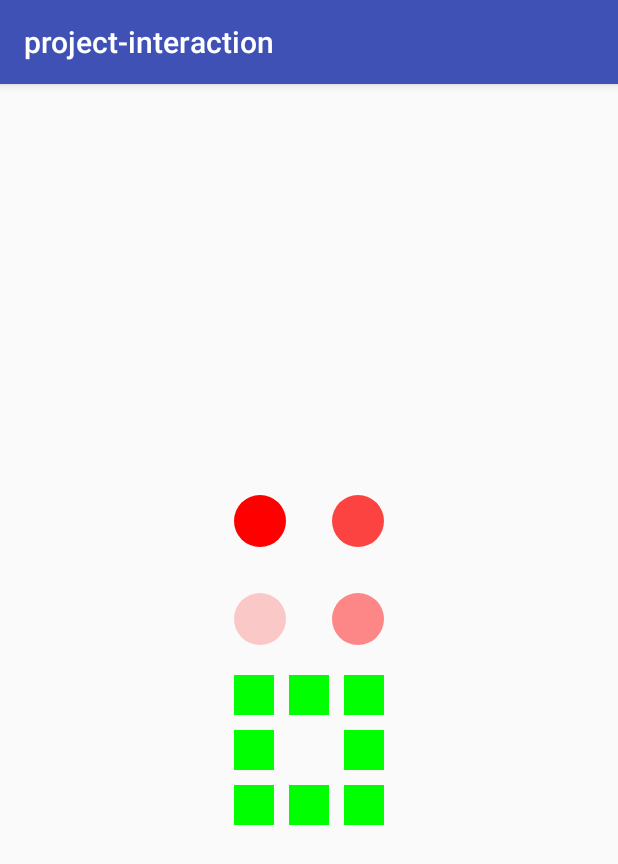
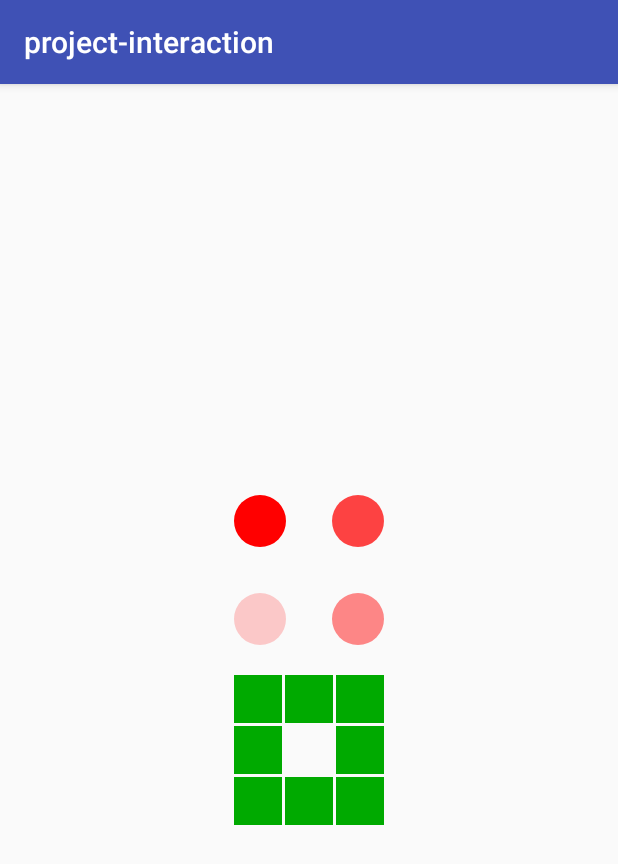
Before and after one commit to bigstark/project-interaction, an Android app: the screen it shows after launch (SampleActivity), on a phone screen of 412 x 824 dp. Shown: the top 864 px of the screen. Run offline under Robolectric (Android 15) with nearby library versions, the phone set to English and light mode, and no system bars.

Commit message:
edit color and margin

```diff
--- a/sample/src/main/res/layout/activity_sample.xml
+++ b/sample/src/main/res/layout/activity_sample.xml
@@ -22,8 +22,8 @@
         android:layout_width="100dp"
         android:layout_height="100dp"
         android:layout_marginTop="20dp"
-        app:tileColor="#00FF00"
-        app:tileMargin="10dp"
+        app:tileColor="#00AA00"
+        app:tileMargin="2dp"
         />
 
 </LinearLayout>
```
